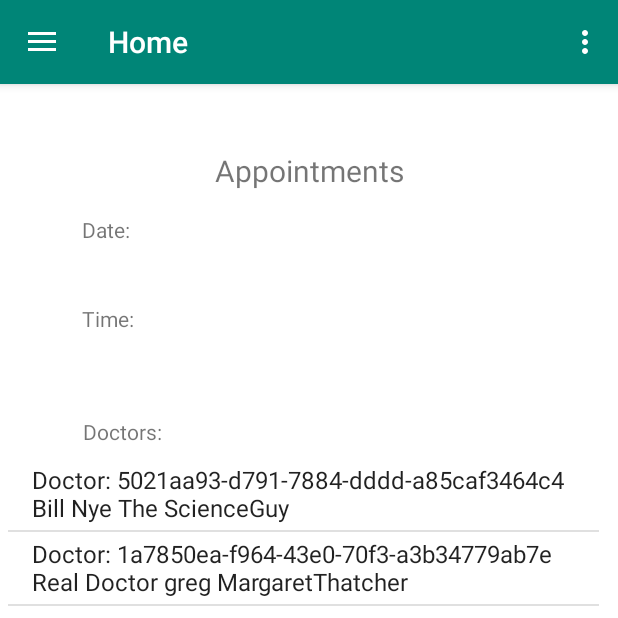
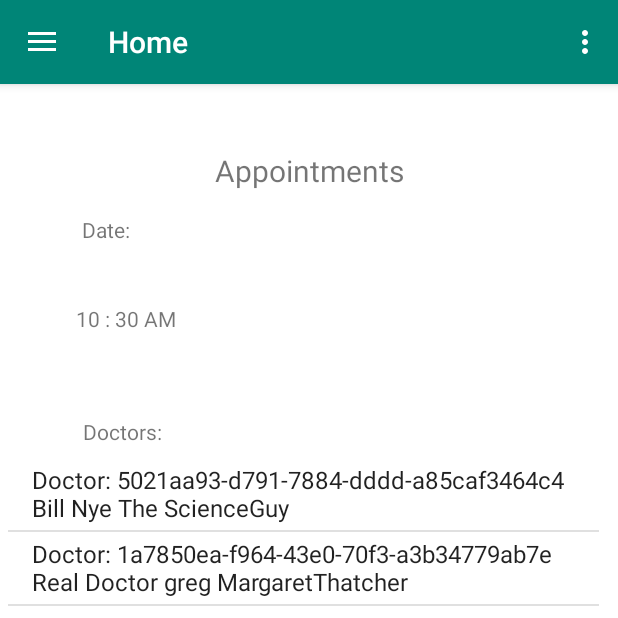
Before and after one commit to alyssulee/MedicationReminder, an Android app: the fragment AddAppointmentFragment placed in its activity, on a phone screen of 412 x 824 dp, the top half of it. Run offline under Robolectric (Android 15) with nearby library versions, the phone set to English and light mode, and no system bars; our stand-ins replace navigation-ui.

Commit message:
Added Time

```diff
--- a/app/src/main/java/com/example/medicationreminderapp/ui/AddAppointmentFragment.java
+++ b/app/src/main/java/com/example/medicationreminderapp/ui/AddAppointmentFragment.java
@@ -1,5 +1,6 @@
 package com.example.medicationreminderapp.ui;
 
+import android.app.TimePickerDialog;
 import android.content.Context;
 import android.net.Uri;
 import android.os.Bundle;
@@ -10,13 +11,18 @@ import androidx.fragment.app.Fragment;
 import android.view.LayoutInflater;
 import android.view.View;
 import android.view.ViewGroup;
+import android.widget.AdapterView;
 import android.widget.ArrayAdapter;
+import android.widget.Button;
 import android.widget.ListView;
 import android.widget.TextView;
+import android.widget.TimePicker;
+import android.widget.Toast;
 
 import com.example.medicationreminderapp.R;
 
 import java.util.ArrayList;
+import java.util.Calendar;
 import java.util.Date;
 import java.util.UUID;
 
@@ -32,11 +38,18 @@ import model.Doctor;
  */
 public class AddAppointmentFragment extends Fragment
 {
-    private static final String ARG_PARAM1 = "param1";
-    private static final String ARG_PARAM2 = "param2";
+    private static final String DATE = "date";
     ListView listView;
     TextView date;
+    static String selectedDate;
+    Doctor selectedDoctor;
+    ArrayList<Doctor> doctorList;
+    Button addApptButton;
 
+    TextView displayTime;
+    Calendar currentTime;
+    int hour, minute;
+    String format;
 
     @Override
     public View onCreateView(@NonNull LayoutInflater inflater,
@@ -47,8 +60,45 @@ public class AddAppointmentFragment extends Fragment
 
         listView = (ListView)root.findViewById(R.id.listView);
         date = (TextView)root.findViewById(R.id.selectedDate2);
+        addApptButton = (Button) root.findViewById(R.id.addAppointmentButton2);
 
-        ArrayList<Doctor> doctorList = new ArrayList<>();
+        displayTime = (TextView) root.findViewById(R.id.appointment_time_pick);
+        currentTime = Calendar.getInstance();
+
+        hour = currentTime.get(Calendar.HOUR);
+        minute = currentTime.get(Calendar.MINUTE);
+
+        selectedTimeFormat(hour);
+        displayTime.setText(hour + " : " + minute + " " +format);
+        displayTime.setOnClickListener(new View.OnClickListener()
+        {
+            @Override
+            public void onClick(View view)
+            {
+                TimePickerDialog timePickerDialog = new TimePickerDialog(view.getContext(), new TimePickerDialog.OnTimeSetListener()
+                {
+
+                    @Override
+                    public void onTimeSet(TimePicker timePicker, int hourOfDay, int minuteOfDay)
+                    {
+                        hour = hourOfDay;
+                        minute = minuteOfDay;
+                        selectedTimeFormat(hour);
+                        if(minuteOfDay < 10)
+                        {
+                            displayTime.setText(hour + " : 0" + minute );
+                        }
+                        else
+                            displayTime.setText(hour + " : " + minute );
+
+
+                    }
+                }, hour, minute, true);
+                timePickerDialog.show();
+            }
+        });
+
+        final ArrayList<Doctor> doctorList = new ArrayList<>();
         doctorList.add(new Doctor(UUID.randomUUID(), "Bill", "Nye", "The", "ScienceGuy"));
         doctorList.add(new Doctor(UUID.randomUUID(), "Real", "Doctor", "greg", "MargaretThatcher"));
         ArrayList<String> doctorStrings = new ArrayList<>();
@@ -57,10 +107,58 @@ public class AddAppointmentFragment extends Fragment
             doctorStrings.add(d.toString());
         }
 
+        Bundle bundle = this.getArguments();
+        if(bundle != null)
+        {
+            selectedDate = bundle.getString(DATE);
+            date.setText(selectedDate);
+            Toast.makeText(root.getContext(), selectedDate, Toast.LENGTH_LONG).show();
+        }
+
         ArrayAdapter arrayAdapter = new ArrayAdapter(root.getContext(), android.R.layout.simple_list_item_1, doctorStrings);
         listView.setAdapter(arrayAdapter);
 
+        listView.setOnItemClickListener(new AdapterView.OnItemClickListener() {
+            @Override
+            public void onItemClick(AdapterView<?> adapterView, View view, int i, long l)
+            {
+                selectedDoctor = doctorList.get(i);
+                System.out.println(selectedDoctor.toString());
+            }
+        });
+
+        //Create appointment
+        addApptButton.setOnClickListener(new View.OnClickListener()
+        {
+            @Override
+            public void onClick(View view)
+            {
+                //Todo add appointment through server
+                Toast.makeText(view.getContext(), "Appointment set with:" + selectedDoctor.toString() + "at Time: " + hour + " : " + minute, Toast.LENGTH_LONG).show();
+                getFragmentManager().beginTransaction().remove(AddAppointmentFragment.this).commit();
+            }
+        });
+
         return root;
+    }
+
+    public void selectedTimeFormat(int hour)
+    {
+        if(hour == 0)
+        {
+            hour += 12;
+            format = "AM";
+        } else if (hour == 12)
+        {
+            format = "PM";
+        }else if(hour > 12)
+        {
+            hour -= 12;
+            format = "PM";
+        }else
+        {
+            format = "AM";
+        }
     }
 
     public void updateDate(String textDate)
@@ -89,8 +187,7 @@ public class AddAppointmentFragment extends Fragment
     {
         AddAppointmentFragment fragment = new AddAppointmentFragment();
         Bundle args = new Bundle();
-        args.putString(ARG_PARAM1, param1);
-        args.putString(ARG_PARAM2, param2);
+        args.putString(DATE, selectedDate);
         fragment.setArguments(args);
         return fragment;
     }
--- a/app/src/main/res/layout/fragment_add_appointment.xml
+++ b/app/src/main/res/layout/fragment_add_appointment.xml
@@ -18,7 +18,7 @@
         tools:layout_editor_absoluteX="0dp" />
 
     <Button
-        android:id="@+id/addAppointmentButton"
+        android:id="@+id/addAppointmentButton2"
         android:layout_width="wrap_content"
         android:layout_height="wrap_content"
         android:layout_alignParentEnd="true"
@@ -50,10 +50,10 @@
         app:layout_constraintEnd_toEndOf="parent"
         app:layout_constraintHorizontal_bias="0.137"
         app:layout_constraintStart_toStartOf="parent"
-        app:layout_constraintTop_toBottomOf="@+id/time" />
+        app:layout_constraintTop_toBottomOf="@+id/appointment_time_pick" />
 
     <TextView
-        android:id="@+id/time"
+        android:id="@+id/appointment_time_pick"
         android:layout_width="wrap_content"
         android:layout_height="wrap_content"
         android:layout_above="@+id/addAppointmentButton"
@@ -117,7 +117,9 @@
         android:layout_marginRight="8dp"
         app:layout_constraintEnd_toEndOf="@+id/scrollView"
         app:layout_constraintStart_toStartOf="parent"
-        app:layout_constraintTop_toBottomOf="@+id/Doctors" />
+        app:layout_constraintTop_toBottomOf="@+id/Doctors"
+        android:choiceMode="singleChoice"
+        android:listSelector="@android:color/darker_gray"/>
 
 
 </androidx.constraintlayout.widget.ConstraintLayout>
```
Also changed, not shown: app/src/main/java/com/example/medicationreminderapp/ui/gallery/GalleryFragment.java (+7 -0 lines), 1 other file.
